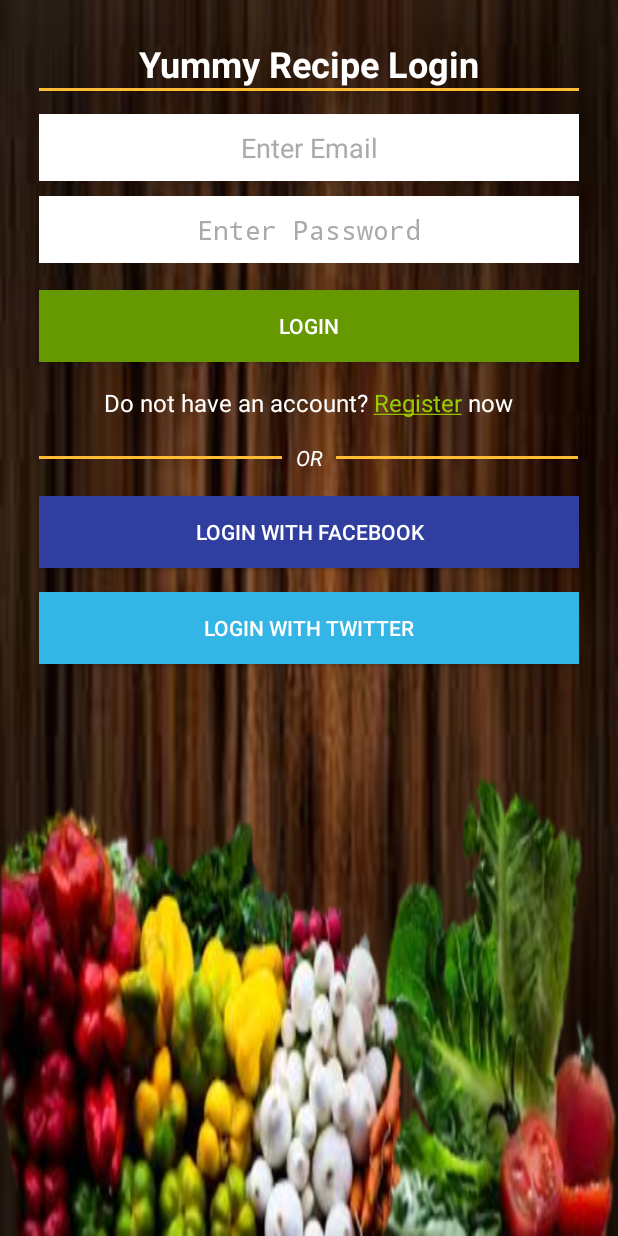
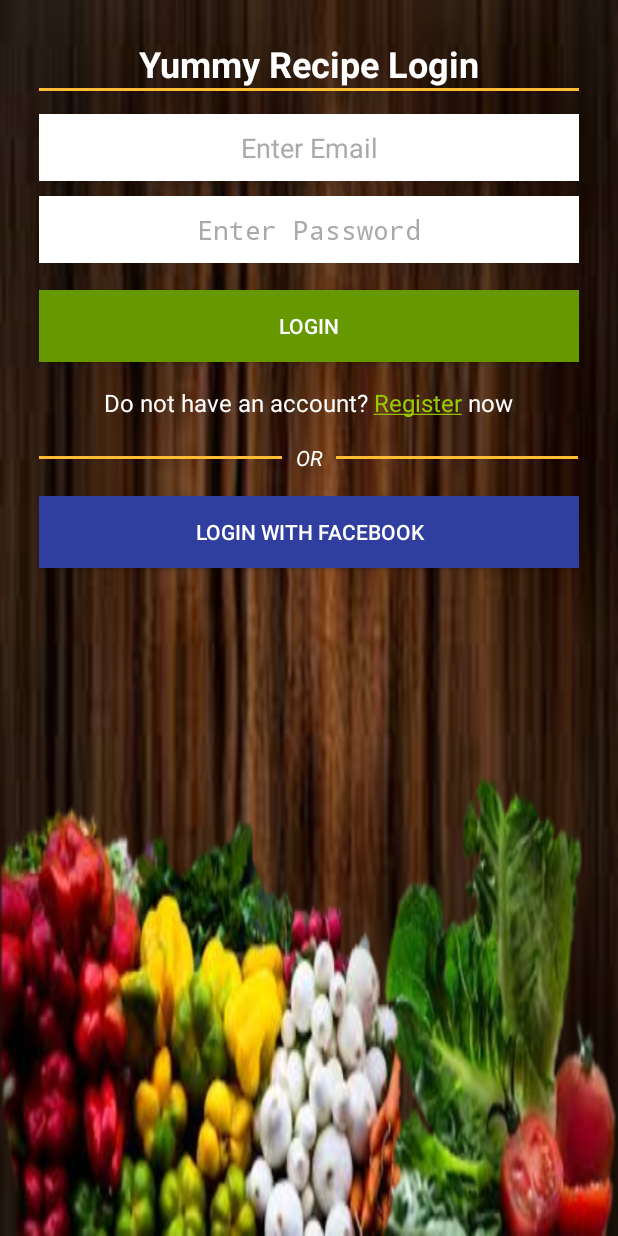
Before and after one commit to rachnagajre/RecipeApp, an Android app: the screen it shows after launch (LoginActivity), on a phone screen of 412 x 824 dp. Run offline under Robolectric (Android 15) with nearby library versions, the phone set to English and light mode, and no system bars; 1 statement that could not run was skipped.

Commit message:
Removed twitter login

```diff
--- a/YummyRecipes/YummyRecipes/src/main/java/edu/scu/rachna/yummyrecipes/activity/LoginActivity.java
+++ b/YummyRecipes/YummyRecipes/src/main/java/edu/scu/rachna/yummyrecipes/activity/LoginActivity.java
@@ -52,10 +52,10 @@ public class LoginActivity extends Activity
         loginButton.setOnClickListener( createLoginButtonListener() );
 
         loginFacebookButton = (Button) findViewById(R.id.loginFacebookButton);
-        loginTwitterButton = (Button) findViewById(R.id.loginTwitterButton);
+        //loginTwitterButton = (Button) findViewById(R.id.loginTwitterButton);
 
         loginFacebookButton.setOnClickListener(createLoginFacebookButtonListener());
-        loginTwitterButton.setOnClickListener(createLoginTwitterButtonListener());
+        //loginTwitterButton.setOnClickListener(createLoginTwitterButtonListener());
 
         makeRegistrationLink();
     }
--- a/YummyRecipes/YummyRecipes/src/main/res/layout/activity_login.xml
+++ b/YummyRecipes/YummyRecipes/src/main/res/layout/activity_login.xml
@@ -137,16 +137,16 @@
         android:text="@string/button_login_facebook"
         android:textColor="@android:color/white" />
 
-    <Button
-        android:id="@+id/loginTwitterButton"
-        android:layout_width="match_parent"
-        android:layout_height="wrap_content"
-        android:layout_below="@+id/loginFacebookButton"
-        android:layout_marginBottom="@dimen/view_vertical_margin"
-        android:layout_marginTop="@dimen/view_vertical_margin"
-        android:background="@android:color/holo_blue_light"
-        android:ems="12"
-        android:text="@string/button_login_twitter"
-        android:textColor="@android:color/white" />
+    <!--<Button-->
+        <!--android:id="@+id/loginTwitterButton"-->
+        <!--android:layout_width="match_parent"-->
+        <!--android:layout_height="wrap_content"-->
+        <!--android:layout_below="@+id/loginFacebookButton"-->
+        <!--android:layout_marginBottom="@dimen/view_vertical_margin"-->
+        <!--android:layout_marginTop="@dimen/view_vertical_margin"-->
+        <!--android:background="@android:color/holo_blue_light"-->
+        <!--android:ems="12"-->
+        <!--android:text="@string/button_login_twitter"-->
+        <!--android:textColor="@android:color/white" />-->
 </LinearLayout>
 </ScrollView>
```
